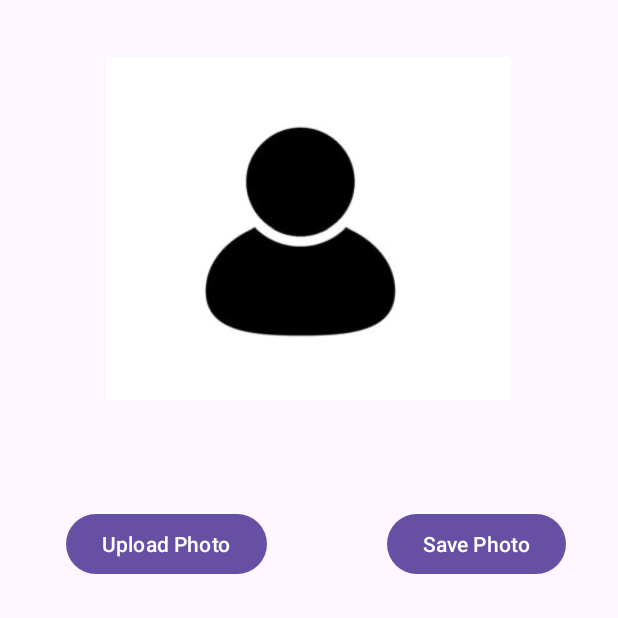
After one commit to camm9/DouglasList-2, an Android app: the EditProfile screen opened directly, with no data from a screen before it, on a phone screen of 412 x 824 dp, the top half of it. The commit adds this screen. Run offline under Robolectric (Android 15) with nearby library versions, the phone set to English and light mode, and no system bars.

Commit message:
Started FEAT to change profile Image

```diff
--- a/app/src/main/AndroidManifest.xml
+++ b/app/src/main/AndroidManifest.xml
@@ -12,6 +12,9 @@
         android:supportsRtl="true"
         android:theme="@style/Theme.DouglasList"
         tools:targetApi="31">
+        <activity
+            android:name="com.user.douglaslist.EditProfile"
+            android:exported="false" />
         <activity
             android:name="com.user.douglaslist.ChangePassword"
             android:exported="false" />
--- /dev/null
+++ b/app/src/main/java/com/user/douglaslist/EditProfile.java
@@ -0,0 +1,65 @@
+package com.user.douglaslist;
+
+import androidx.activity.result.ActivityResult;
+import androidx.activity.result.ActivityResultCallback;
+import androidx.activity.result.ActivityResultLauncher;
+import androidx.activity.result.contract.ActivityResultContracts;
+import androidx.appcompat.app.AppCompatActivity;
+
+import android.content.Intent;
+import android.net.Uri;
+import android.os.Bundle;
+import android.provider.MediaStore;
+import android.view.View;
+import android.widget.Button;
+import android.widget.ImageView;
+import android.widget.Toast;
+
+import com.example.douglaslist.R;
+
+public class EditProfile extends AppCompatActivity {
+    ImageView ivImage;
+    Button btnSave;
+    Button btnUpload;
+    ActivityResultLauncher<Intent> resultLauncher;
+
+    @Override
+    protected void onCreate(Bundle savedInstanceState) {
+        super.onCreate(savedInstanceState);
+        setContentView(R.layout.activity_edit_profile);
+
+        User userProfile = (User) getIntent().getSerializableExtra("userData");
+
+        btnUpload = findViewById(R.id.btnUploadPhoto);
+        btnSave = findViewById(R.id.btnSavePhoto);
+
+        ivImage = findViewById(R.id.ivImageUpload);
+
+        registerResult();
+        btnUpload.setOnClickListener(view -> pickImage());
+    }
+
+    private void pickImage(){
+        Intent intent = new Intent(MediaStore.ACTION_PICK_IMAGES);
+        resultLauncher.launch(intent);
+    }
+
+    private void registerResult() {
+        resultLauncher = registerForActivityResult(
+                new ActivityResultContracts.StartActivityForResult(),
+                new ActivityResultCallback<ActivityResult>() {
+                    @Override
+                    public void onActivityResult(ActivityResult result) {
+                        try {
+                            Uri imageUri = result.getData().getData();
+                            ivImage.setImageURI(imageUri);
+                        }catch (Exception e){
+                            Toast.makeText(EditProfile.this, "Error", Toast.LENGTH_SHORT).show();
+                        }
+                    }
+                }
+        );
+
+    }
+
+}
--- a/app/src/main/java/com/user/douglaslist/UserProfile.java
+++ b/app/src/main/java/com/user/douglaslist/UserProfile.java
@@ -24,13 +24,14 @@ public class UserProfile extends AppCompatActivity {
         User userProfile = (User) getIntent().getSerializableExtra("userData");
 
         //Check user session is valid
-        SharedPreferences spCheck = getSharedPreferences("DouglasListUserSession", MODE_PRIVATE);
-        Long storedTime = spCheck.getLong("session_expiration",0);
+        SharedPreferences sp= getSharedPreferences("DouglasListUserSession", MODE_PRIVATE);
+        Long storedTime = sp.getLong("session_expiration",0);
         Boolean session = UserLogin.checkSessionToken(storedTime);
         if (!session){
             UserLogin.removeSessionToken(sp);
             startActivity(new Intent(UserProfile.this, MainActivity.class));
         }
+
 
         TextView name = findViewById(R.id.tvProfileName);
         String fullName = userProfile.firstName + " " + userProfile.lastName;
@@ -64,5 +65,15 @@ public class UserProfile extends AppCompatActivity {
             }
         });
 
+        Button btnEditProfile = findViewById(R.id.btnEditProfile);
+        btnEditProfile.setOnClickListener(new View.OnClickListener() {
+            @Override
+            public void onClick(View v) {
+                Intent intent = new Intent(UserProfile.this, EditProfile.class);
+                intent.putExtra("userData", userProfile);
+                startActivity(intent);
+            }
+        });
+
     }
 }
--- /dev/null
+++ b/app/src/main/res/layout/activity_edit_profile.xml
@@ -0,0 +1,43 @@
+<?xml version="1.0" encoding="utf-8"?>
+<androidx.constraintlayout.widget.ConstraintLayout xmlns:android="http://schemas.android.com/apk/res/android"
+    xmlns:app="http://schemas.android.com/apk/res-auto"
+    xmlns:tools="http://schemas.android.com/tools"
+    android:layout_width="match_parent"
+    android:layout_height="match_parent"
+    tools:context="com.user.douglaslist.EditProfile">
+
+    <ImageView
+        android:id="@+id/ivImageUpload"
+        android:layout_width="269dp"
+        android:layout_height="267dp"
+        app:layout_constraintBottom_toBottomOf="parent"
+        app:layout_constraintEnd_toEndOf="parent"
+        app:layout_constraintStart_toStartOf="parent"
+        app:layout_constraintTop_toTopOf="parent"
+        app:layout_constraintVertical_bias="0.034"
+        app:srcCompat="@drawable/usericon" />
+
+    <Button
+        android:id="@+id/btnUploadPhoto"
+        android:layout_width="wrap_content"
+        android:layout_height="wrap_content"
+        android:layout_marginStart="44dp"
+        android:text="@string/btnUploadPhoto"
+        app:layout_constraintBottom_toBottomOf="parent"
+        app:layout_constraintStart_toStartOf="parent"
+        app:layout_constraintTop_toTopOf="parent"
+        app:layout_constraintVertical_bias="0.436" />
+
+    <Button
+        android:id="@+id/btnSavePhoto"
+        android:layout_width="wrap_content"
+        android:layout_height="wrap_content"
+        android:layout_marginStart="80dp"
+        android:text="@string/btnSavePhoto"
+        app:layout_constraintBottom_toBottomOf="parent"
+        app:layout_constraintEnd_toEndOf="parent"
+        app:layout_constraintHorizontal_bias="0.0"
+        app:layout_constraintStart_toEndOf="@+id/btnUploadPhoto"
+        app:layout_constraintTop_toTopOf="parent"
+        app:layout_constraintVertical_bias="0.436" />
+</androidx.constraintlayout.widget.ConstraintLayout>
--- a/app/src/main/res/values/strings.xml
+++ b/app/src/main/res/values/strings.xml
@@ -32,4 +32,6 @@
     <string name="currentPW">Enter Current Password</string>
     <string name="newPW">Enter New Password</string>
     <string name="tvChangePWTitle">Change Your Password</string>
+    <string name="btnUploadPhoto">Upload Photo</string>
+    <string name="btnSavePhoto">Save Photo</string>
 </resources>
```
